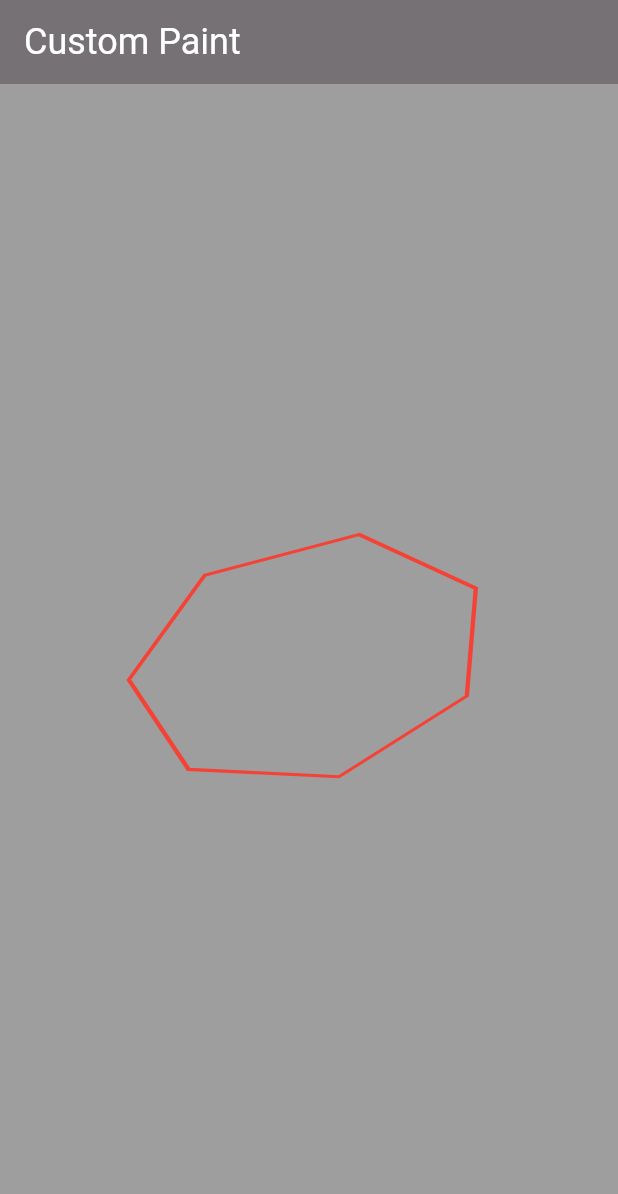
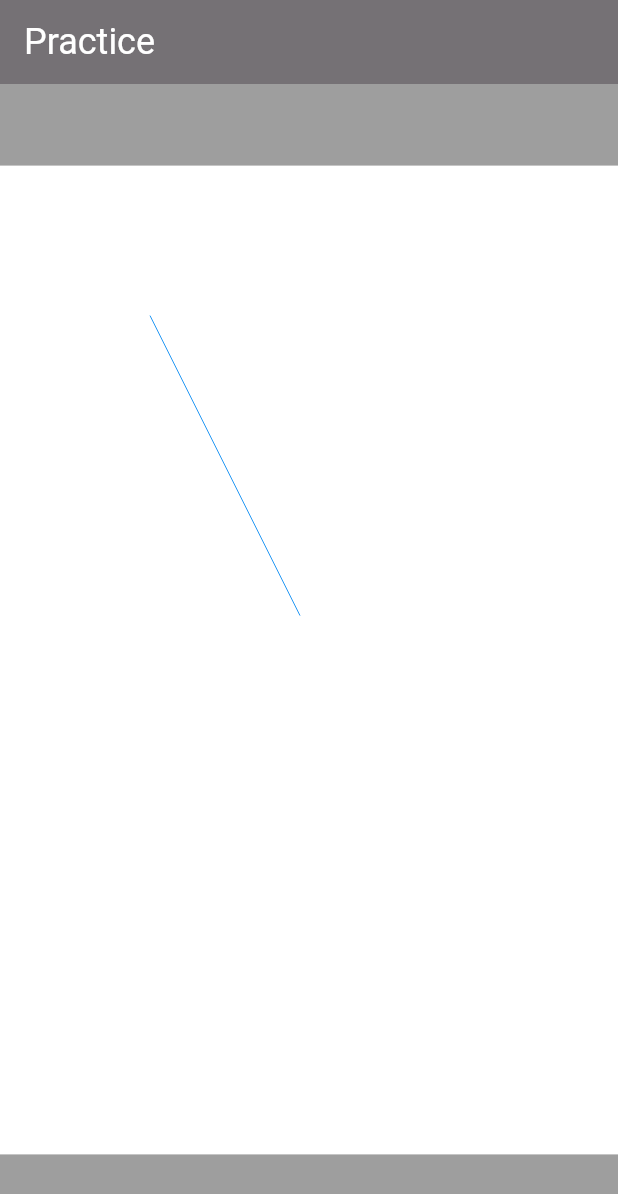
Before and after one commit to Cold-Thunder/flutter-animation, a Flutter app: the screen it shows after launch, on a phone screen of 412 x 824 dp. Shown: the top 1194 px of the screen. Run offline on Flutter 3.47's test engine with Material 3 defaults, Android fonts, the phone set to English and light mode, and no system bars; missing offline and left inert: dart:ffi.

```diff
--- /dev/null
+++ b/lib/advance_anim/paint_prac.dart
@@ -0,0 +1,87 @@
+import 'dart:math';
+
+import 'package:flutter/cupertino.dart';
+import 'package:flutter/material.dart';
+
+class PaintPrac extends StatefulWidget{
+  @override
+  State<PaintPrac> createState()=> _PaintPracState();
+}
+
+class _PaintPracState extends State<PaintPrac>{
+
+  @override
+  Widget build(BuildContext context){
+    final width = MediaQuery.of(context).size.width;
+    final height = MediaQuery.of(context).size.height;
+    return Scaffold(
+        appBar: AppBar(
+          title: const Text('Practice', style: TextStyle(
+            fontSize: 24,
+            color: Colors.white
+          )),
+          backgroundColor: Colors.black54
+        ),
+      body: Container(
+        height: height,
+        width: width,
+        color: Colors.grey,
+        child: Column(
+          mainAxisAlignment: MainAxisAlignment.center,
+          children: [
+            Container(
+              color: Colors.white,
+              height: (height/5)*4,
+              width: width,
+              child: CustomPaint(
+                painter: AnimPainter(),
+                child: SizedBox(
+                  height: (height/5)*4,
+                  width: width
+                )
+              )
+            )
+          ]
+        )
+      )
+    );
+  }
+}
+
+class AnimPainter extends CustomPainter{
+  @override
+  void paint(Canvas canvas, Size size){
+    Paint paint = Paint();
+    paint
+      ..color = Colors.blue
+      ..strokeWidth = 2
+      ..style = PaintingStyle.fill;
+
+    Path path = Path();
+    final center = Offset(size.width/2, size.height/2);
+    final radius = size.width/2;
+    double angel = 142;
+    final angels = List<double>.generate(5, (index)=>index*5);
+    //
+    // path.moveTo(
+    //   center.dx + radius*cos(0),
+    //   center.dy + radius*cos(0)
+    // );
+    //
+    // for(double angel in angels){
+    //   path.lineTo(
+    //     center.dx + radius*cos(angel),
+    //     center.dy + radius*cos(angel)
+    //   );
+    // }
+    // path.close();
+    path.moveTo(100, 100);
+    path.lineTo(200, 300);
+
+    canvas.drawPath(path, paint);
+
+  }
+
+  @override
+  bool shouldRepaint(covariant CustomPainter oldDelegate) => true;
+}
--- a/lib/main.dart
+++ b/lib/main.dart
@@ -1,12 +1,15 @@
 import 'package:flutter/material.dart';
 import 'package:flutter/services.dart';
 import 'package:flutter_animation/activities/clippath_pac.dart';
+import 'package:flutter_animation/advance_anim/3d_drawer.dart';
 import 'package:flutter_animation/advance_anim/class1.dart';
 import 'package:flutter_animation/advance_anim/class2.dart';
 import 'package:flutter_animation/advance_anim/class3_implicit.dart';
 import 'package:flutter_animation/advance_anim/class4_clipping_path.dart';
+import 'package:flutter_animation/advance_anim/creative_prac.dart';
 import 'package:flutter_animation/advance_anim/customPaintClass.dart';
 import 'package:flutter_animation/advance_anim/hero_widget.dart';
+import 'package:flutter_animation/advance_anim/paint_prac.dart';
 
 void main() {
   SystemChrome.setSystemUIOverlayStyle(
@@ -30,7 +33,7 @@ class MyApp extends StatelessWidget {
         colorScheme: ColorScheme.fromSeed(seedColor: Colors.deepPurple),
         useMaterial3: true,
       ),
-      home: CustomPaintClass()
+      home: PaintPrac()
     );
   }
 }
```
Also changed, not shown: lib/advance_anim/3d_drawer.dart (added, +36 -0 lines), lib/advance_anim/creative_prac.dart (added, +113 -0 lines).
